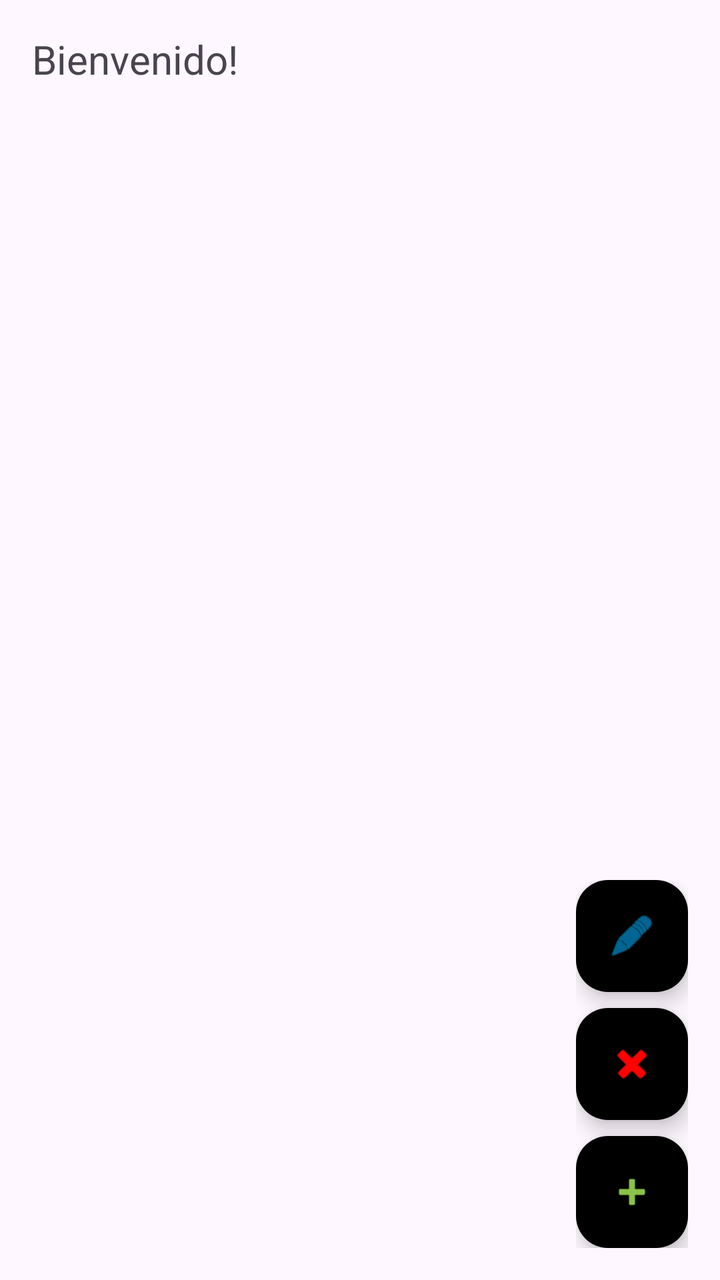
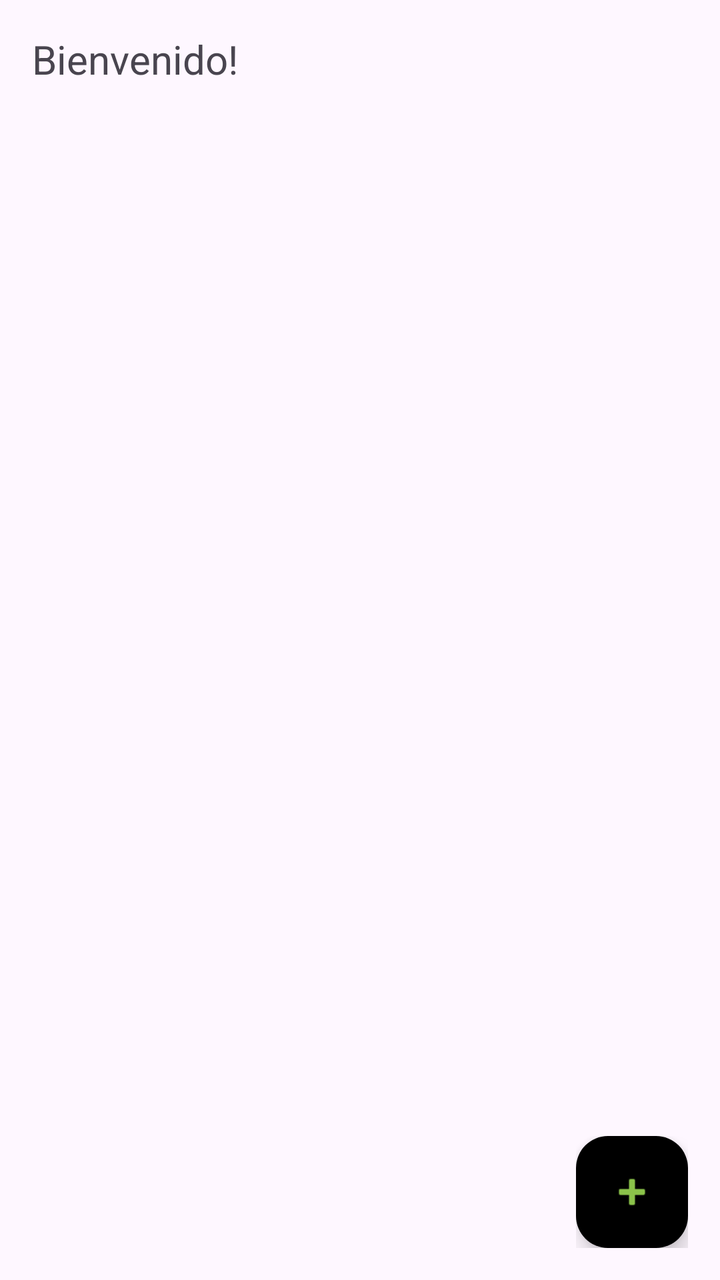

Two renders of the same Android screen: before a commit and after it. Below are the layout's source before the change and the commit's diff.
<!-- AndroidManifest.xml: application theme Theme.LoginYCardView -->
<!-- res/layout/activity_principal.xml -->
<FrameLayout
    xmlns:android="http://schemas.android.com/apk/res/android"
    xmlns:app="http://schemas.android.com/apk/res-auto"
    android:layout_width="match_parent"
    android:layout_height="match_parent">

    
    <LinearLayout
        android:layout_width="match_parent"
        android:layout_height="match_parent"
        android:orientation="vertical"
        android:padding="16dp">

        <TextView
            android:id="@+id/textViewUser"
            android:layout_width="wrap_content"
            android:layout_height="wrap_content"
            android:text="Bienvenido!"
            android:textSize="20sp" />

        <androidx.recyclerview.widget.RecyclerView
            android:id="@+id/recyclerView"
            android:layout_width="match_parent"
            android:layout_height="wrap_content" />
    </LinearLayout>

    
    <LinearLayout
        android:layout_width="wrap_content"
        android:layout_height="wrap_content"
        android:layout_gravity="bottom|end"
        android:orientation="vertical"
        android:padding="16dp">

        
        <com.google.android.material.floatingactionbutton.FloatingActionButton
            android:id="@+id/fab_update"
            android:layout_width="wrap_content"
            android:layout_height="wrap_content"
            android:contentDescription="Actualizar Profesor"
            android:src="@android:drawable/ic_menu_edit"
            app:backgroundTint="@color/black"
            app:tint="#03A9F4" />

        
        <View
            android:layout_width="match_parent"
            android:layout_height="8dp" />

        
        <com.google.android.material.floatingactionbutton.FloatingActionButton
            android:id="@+id/fab_delete"
            android:layout_width="wrap_content"
            android:layout_height="wrap_content"
            android:contentDescription="Eliminar Profesor"
            android:src="@android:drawable/ic_delete"
            app:backgroundTint="@color/black"
            app:tint="#FF0101" />

        
        <View
            android:layout_width="match_parent"
            android:layout_height="8dp" />

        
        <com.google.android.material.floatingactionbutton.FloatingActionButton
            android:id="@+id/fab_add"
            android:layout_width="wrap_content"
            android:layout_height="wrap_content"
            android:contentDescription="Añadir Profesor"
            android:src="@android:drawable/ic_input_add"
            app:backgroundTint="@color/black"
            app:tint="#8BC34A" />
    </LinearLayout>
</FrameLayout>
<!-- resources referenced by this layout -->
<resources>
  <color name="black">#FF000000</color>
  <style name="Theme.LoginYCardView" parent="Base.Theme.LoginYCardView" />
  <style name="Base.Theme.LoginYCardView" parent="Theme.Material3.DayNight.NoActionBar">
          
          
      </style>
</resources>

<!-- the commit's change to res/layout/activity_principal.xml (unified diff, before → after) -->
@@ -22,6 +22,7 @@
             android:id="@+id/recyclerView"
             android:layout_width="match_parent"
             android:layout_height="wrap_content" />
+
     </LinearLayout>
 
     
@@ -34,36 +35,6 @@
 
         
         <com.google.android.material.floatingactionbutton.FloatingActionButton
-            android:id="@+id/fab_update"
-            android:layout_width="wrap_content"
-            android:layout_height="wrap_content"
-            android:contentDescription="Actualizar Profesor"
-            android:src="@android:drawable/ic_menu_edit"
-            app:backgroundTint="@color/black"
-            app:tint="#03A9F4" />
-
-        
-        <View
-            android:layout_width="match_parent"
-            android:layout_height="8dp" />
-
-        
-        <com.google.android.material.floatingactionbutton.FloatingActionButton
-            android:id="@+id/fab_delete"
-            android:layout_width="wrap_content"
-            android:layout_height="wrap_content"
-            android:contentDescription="Eliminar Profesor"
-            android:src="@android:drawable/ic_delete"
-            app:backgroundTint="@color/black"
-            app:tint="#FF0101" />
-
-        
-        <View
-            android:layout_width="match_parent"
-            android:layout_height="8dp" />
-
-        
-        <com.google.android.material.floatingactionbutton.FloatingActionButton
             android:id="@+id/fab_add"
             android:layout_width="wrap_content"
             android:layout_height="wrap_content"
